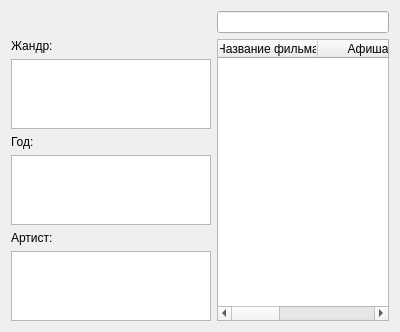
Qt form move/findform.ui (gameinmonday/moy-project) before a commit.
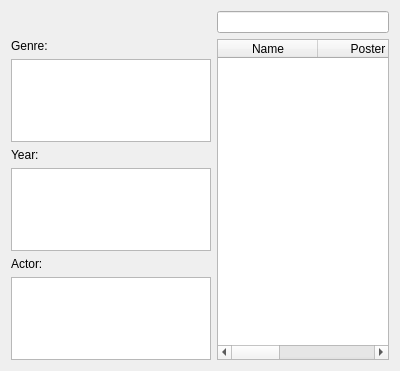
The same form after that commit.

The edit to the form file:
```diff
--- a/move/findform.ui
+++ b/move/findform.ui
@@ -7,7 +7,7 @@
     <x>0</x>
     <y>0</y>
     <width>400</width>
-    <height>300</height>
+    <height>371</height>
    </rect>
   </property>
   <property name="windowTitle">
@@ -19,7 +19,7 @@
      <item row="5" column="0">
       <widget class="QLabel" name="label_3">
        <property name="text">
-        <string>Артист:</string>
+        <string>Actor:</string>
        </property>
       </widget>
      </item>
@@ -36,17 +36,17 @@
        </attribute>
        <column>
         <property name="text">
-         <string>Название фильма</string>
+         <string>Name</string>
         </property>
        </column>
        <column>
         <property name="text">
-         <string>Афиша</string>
+         <string>Poster</string>
         </property>
        </column>
        <column>
         <property name="text">
-         <string>Год выпуска</string>
+         <string>Year</string>
         </property>
        </column>
       </widget>
@@ -87,14 +87,14 @@
      <item row="1" column="0">
       <widget class="QLabel" name="label">
        <property name="text">
-        <string>Жандр:</string>
+        <string>Genre:</string>
        </property>
       </widget>
      </item>
      <item row="3" column="0">
       <widget class="QLabel" name="label_2">
        <property name="text">
-        <string>Год:</string>
+        <string>Year:</string>
        </property>
       </widget>
      </item>
```
